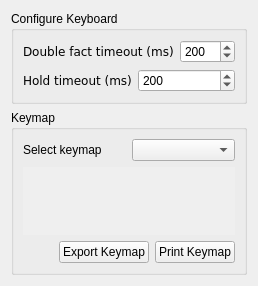
First picture: the form in src/traverso/ui/KeyboardConfigPage.ui, repository ErwanLegrand/Traverso-DAW, before the edit.
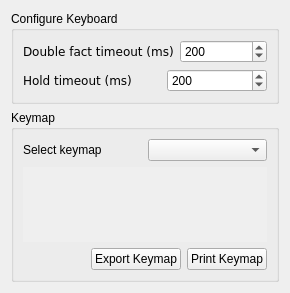
Second picture: the form after the edit.

Patch:
```diff
--- a/src/traverso/ui/KeyboardConfigPage.ui
+++ b/src/traverso/ui/KeyboardConfigPage.ui
@@ -5,8 +5,8 @@
    <rect>
     <x>0</x>
     <y>0</y>
-    <width>254</width>
-    <height>286</height>
+    <width>290</width>
+    <height>293</height>
    </rect>
   </property>
   <property name="windowTitle" >
@@ -183,6 +183,12 @@
         <property name="enabled" >
          <bool>false</bool>
         </property>
+        <property name="sizePolicy" >
+         <sizepolicy vsizetype="Expanding" hsizetype="Preferred" >
+          <horstretch>0</horstretch>
+          <verstretch>0</verstretch>
+         </sizepolicy>
+        </property>
         <property name="acceptDrops" >
          <bool>false</bool>
         </property>
```
Left out of the diff: 48 changed lines with no effect on the pictures.
